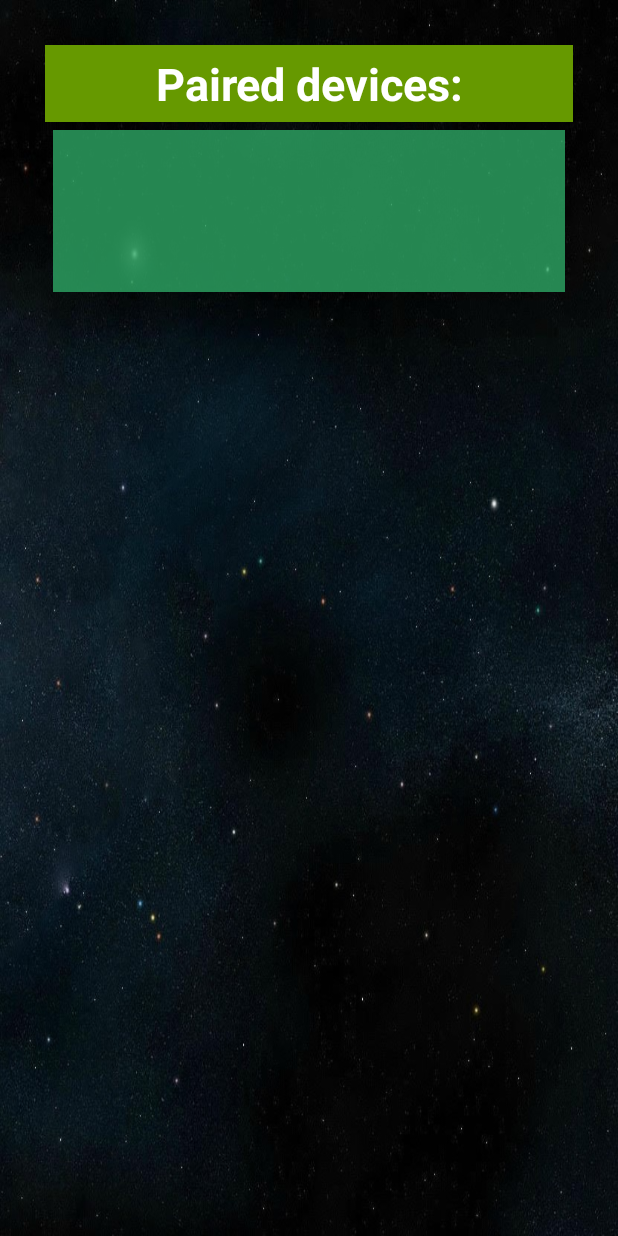
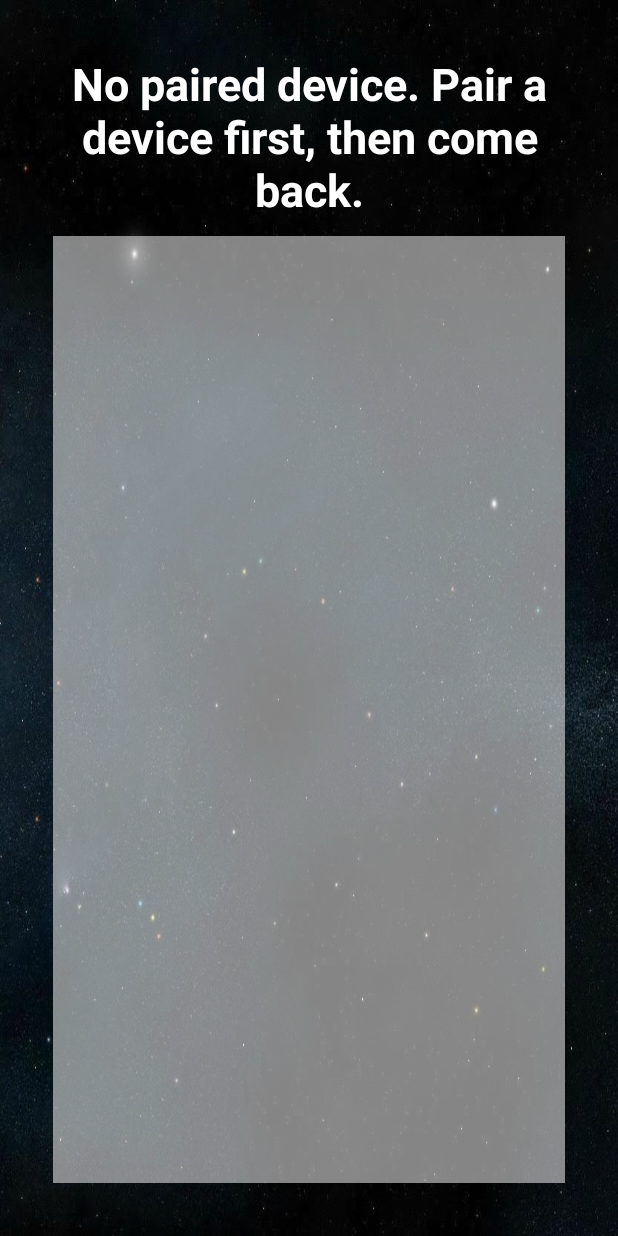
Before and after one commit to lacus6999/LegkiralyabbAndroidGame, an Android app: the BluetoothClientActivity screen opened directly, with no data from a screen before it, on a phone screen of 412 x 824 dp. Run offline under Robolectric (Android 15) with nearby library versions, the phone set to English and light mode, and no system bars.

Commit message:
working state

```diff
--- a/app/src/main/java/com/example/legkiralyabbandroidgamev3/gamefiles/Images.java
+++ b/app/src/main/java/com/example/legkiralyabbandroidgamev3/gamefiles/Images.java
@@ -27,7 +27,7 @@ public class Images {
     private int tileSize = 150;
 
     public Images(Resources res) {
-        backgroundImage = getDecodedResource(res, R.drawable.background1, 831, 1280);
+        backgroundImage = getDecodedResource(res, R.drawable.background1, 831, 1600);
         backSideImage = getDecodedResource(res, R.drawable.card_background, 800, tileSize);
         cardImagesEveryday = Arrays.asList(
                 getDecodedResource(res, R.drawable.img_01, 800, tileSize),
--- a/app/src/main/java/com/example/legkiralyabbandroidgamev3/multiplayer/client/BluetoothClientActivity.java
+++ b/app/src/main/java/com/example/legkiralyabbandroidgamev3/multiplayer/client/BluetoothClientActivity.java
@@ -5,6 +5,7 @@ import android.bluetooth.BluetoothDevice;
 import android.bluetooth.BluetoothSocket;
 import android.content.Intent;
 import android.os.Bundle;
+import android.view.Gravity;
 import android.view.View;
 import android.widget.LinearLayout;
 import android.widget.TextView;
@@ -37,29 +38,24 @@ public class BluetoothClientActivity extends AppCompatActivity {
 
     private void init() {
         bluetoothAdapter = BluetoothAdapter.getDefaultAdapter();
-        if (bluetoothAdapter != null) {
-            if (bluetoothAdapter.isEnabled()) {
-                Set<BluetoothDevice> pairedDevices = bluetoothAdapter.getBondedDevices();
-                if (!pairedDevices.isEmpty()) {
-                    LinearLayout bluetooth_available_devices = findViewById(R.id.bluetooth_available_devices);
-
-                    for (BluetoothDevice bluetoothDevice : pairedDevices) {
-                        bluetooth_available_devices.addView(getTextView(bluetoothDevice.getName(), bluetoothDevice.getAddress()));
-                    }
-                } else {
-                    TextView textView = findViewById(R.id.paired_device);
-                    textView.setText("No paired device.");
-                }
+        TextView textView = findViewById(R.id.paired_device);
+        Set<BluetoothDevice> pairedDevices = bluetoothAdapter.getBondedDevices();
+        if (!pairedDevices.isEmpty()) {
+            LinearLayout bluetooth_available_devices = findViewById(R.id.bluetooth_available_devices);
+            for (BluetoothDevice bluetoothDevice : pairedDevices) {
+                bluetooth_available_devices.addView(getTextView(bluetoothDevice.getName(), bluetoothDevice.getAddress()));
             }
-            //setTextView();
         } else {
-            //setTextView("Bluetooth is not accessible on your device.");
+            textView.setText("No paired device. Pair a device first, then come back.");
         }
     }
 
     private TextView getTextView(final String name, String address) {
         final BluetoothTextView textView = new BluetoothTextView(this, name, address);
         textView.setText(name);
+        textView.setTextSize(20);
+        textView.setGravity(Gravity.CENTER);
+        textView.setPadding(20, 20, 20, 20);
         textView.setOnClickListener(new View.OnClickListener() {
             @Override
             public void onClick(View v) {
--- a/app/src/main/res/drawable-v24/simple_green_background.xml
+++ b/app/src/main/res/drawable-v24/simple_green_background.xml
@@ -5,6 +5,6 @@
     android:viewportWidth="108"
     android:viewportHeight="108">
     <path
-        android:fillColor="#C92FAB67"
+        android:fillColor="#85FFFFFF"
         android:pathData="M0,0h108v108h-108z" />
 </vector>
--- a/app/src/main/res/layout/activity_multiplayer.xml
+++ b/app/src/main/res/layout/activity_multiplayer.xml
@@ -21,7 +21,7 @@
             android:layout_width="match_parent"
             android:layout_height="331dp"
             android:gravity="center|center_vertical"
-            android:text="Host"
+            android:text="@string/host"
             android:textSize="60sp" />
 
         <TextView
@@ -29,7 +29,7 @@
             android:layout_width="match_parent"
             android:layout_height="match_parent"
             android:gravity="center|center_vertical"
-            android:text="Join"
+            android:text="@string/join"
             android:textSize="60sp" />
     </LinearLayout>
 
--- a/app/src/main/res/layout/activity_multiplayer_join.xml
+++ b/app/src/main/res/layout/activity_multiplayer_join.xml
@@ -28,7 +28,6 @@
                 android:id="@+id/paired_device"
                 android:layout_width="match_parent"
                 android:layout_height="wrap_content"
-                android:background="@android:color/holo_green_dark"
                 android:gravity="center_horizontal"
                 android:padding="5sp"
                 android:text="Paired devices:"
@@ -38,7 +37,7 @@
 
             <ScrollView
                 android:layout_width="match_parent"
-                android:layout_height="wrap_content"
+                android:layout_height="match_parent"
                 android:layout_margin="5sp"
                 android:background="@drawable/simple_green_background">
 
@@ -46,6 +45,7 @@
                     android:id="@+id/bluetooth_available_devices"
                     android:layout_width="match_parent"
                     android:layout_height="wrap_content"
+                    android:layout_margin="20sp"
                     android:orientation="vertical" />
             </ScrollView>
 
--- a/app/src/main/res/values/strings.xml
+++ b/app/src/main/res/values/strings.xml
@@ -10,4 +10,6 @@
     <string name="multiplayer">Multiplayer</string>
     <string name="singleplayer">Singleplayer</string>
     <string name="legkiralyabb_memoia_jatek">Legkiralyabb Memoia Jatek</string>
+    <string name="host">Host</string>
+    <string name="join">Join</string>
 </resources>
```
Also changed, not shown: app/src/main/AndroidManifest.xml (+8 -0 lines), app/src/main/java/com/example/legkiralyabbandroidgamev3/MainActivity.java (+17 -7 lines), app/src/main/java/com/example/legkiralyabbandroidgamev3/multiplayer/client/ClientGameView.java (+23 -8 lines), app/src/main/java/com/example/legkiralyabbandroidgamev3/multiplayer/host/HostGameView.java (+21 -3 lines).
